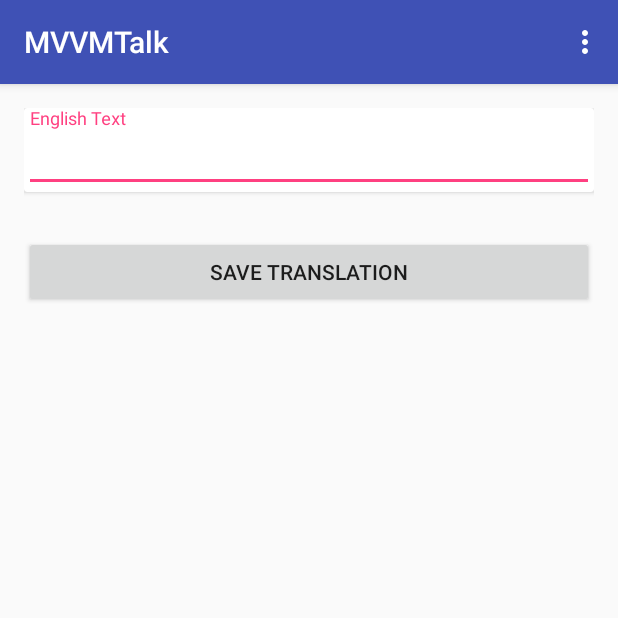
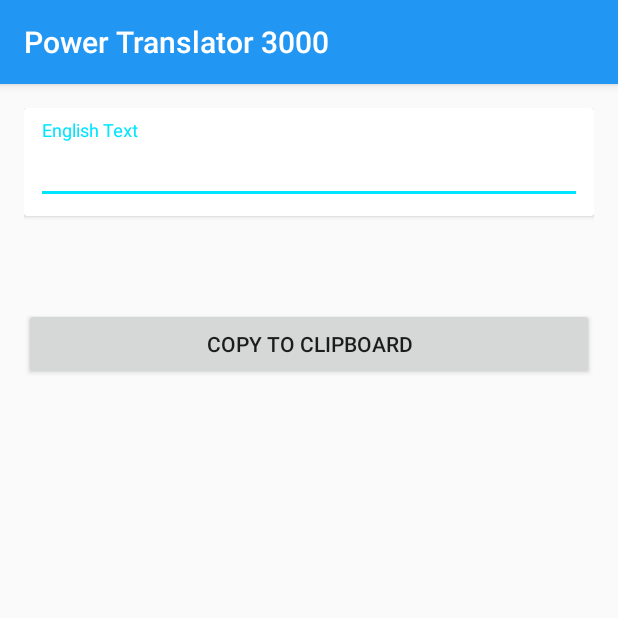
Before and after one commit to QuickBirdEng/platform-independent-mvvm-android, an Android app: the screen it shows after launch (MainActivity), on a phone screen of 412 x 824 dp, the top half of it. Run offline under Robolectric (Android 15) with nearby library versions, the phone set to English and light mode, and no system bars; our stand-ins replace Dagger/Hilt's generated code, RxJava, data binding; libraries missing offline, so code that uses them is left out: com.quickbirdstudios.quickboot; 7 statements that could not run were skipped.

Commit message:
Improve design

```diff
--- a/app/src/main/java/com/quickbirdstudios/mvvmtalk/MainActivity.kt
+++ b/app/src/main/java/com/quickbirdstudios/mvvmtalk/MainActivity.kt
@@ -18,20 +18,4 @@ class MainActivity : AppCompatActivity() {
         setSupportActionBar(toolbar)
 
     }
-
-    override fun onCreateOptionsMenu(menu: Menu): Boolean {
-        // Inflate the menu; this adds items to the action bar if it is present.
-        menuInflater.inflate(R.menu.menu_main, menu)
-        return true
-    }
-
-    override fun onOptionsItemSelected(item: MenuItem): Boolean {
-        // Handle action bar item clicks here. The action bar will
-        // automatically handle clicks on the Home/Up button, so long
-        // as you specify a parent activity in AndroidManifest.xml.
-        return when (item.itemId) {
-            R.id.action_settings -> true
-            else -> super.onOptionsItemSelected(item)
-        }
-    }
 }
--- a/app/src/main/res/layout/fragment_translator.xml
+++ b/app/src/main/res/layout/fragment_translator.xml
@@ -16,11 +16,11 @@
 
         <android.support.v7.widget.CardView
             android:layout_width="match_parent"
-            android:layout_height="wrap_content"
-            android:padding="@dimen/card_margin">
+            android:layout_height="wrap_content">
             <android.support.design.widget.TextInputLayout
                 android:layout_width="match_parent"
-                android:layout_height="wrap_content">
+                android:layout_height="wrap_content"
+                android:layout_margin="@dimen/card_margin">
 
                 <android.support.design.widget.TextInputEditText
                     android:layout_width="match_parent"
@@ -30,16 +30,15 @@
             </android.support.design.widget.TextInputLayout>
         </android.support.v7.widget.CardView>
 
-
         <TextView
-            android:id="@+id/textView3"
             android:layout_width="match_parent"
             android:layout_height="wrap_content"
+            android:layout_marginTop="16dp"
+            android:layout_marginBottom="16dp"
             android:text="@{viewModel.output.germanText}"
             android:textAppearance="@style/TextAppearance.AppCompat.Large"/>
 
         <Button
-            android:id="@+id/button"
             android:layout_width="match_parent"
             android:layout_height="wrap_content"
             android:enabled="@{viewModel.output.isSavingAllowed}"
--- a/app/src/main/res/values/colors.xml
+++ b/app/src/main/res/values/colors.xml
@@ -1,6 +1,6 @@
 <?xml version="1.0" encoding="utf-8"?>
 <resources>
-    <color name="colorPrimary">#3F51B5</color>
-    <color name="colorPrimaryDark">#303F9F</color>
-    <color name="colorAccent">#FF4081</color>
+    <color name="colorPrimary">#2196F3</color>
+    <color name="colorPrimaryDark">#1976D2</color>
+    <color name="colorAccent">#00E5FF</color>
 </resources>
--- a/app/src/main/res/values/strings.xml
+++ b/app/src/main/res/values/strings.xml
@@ -1,6 +1,6 @@
 <resources>
-    <string name="app_name">MVVMTalk</string>
+    <string name="app_name">Power Translator 3000</string>
     <string name="action_settings">Settings</string>
-    <string name="button_save">SAVE TRANSLATION</string>
+    <string name="button_save">COPY TO CLIPBOARD</string>
     <string name="text_english_hint">English Text</string>
 </resources>
```
